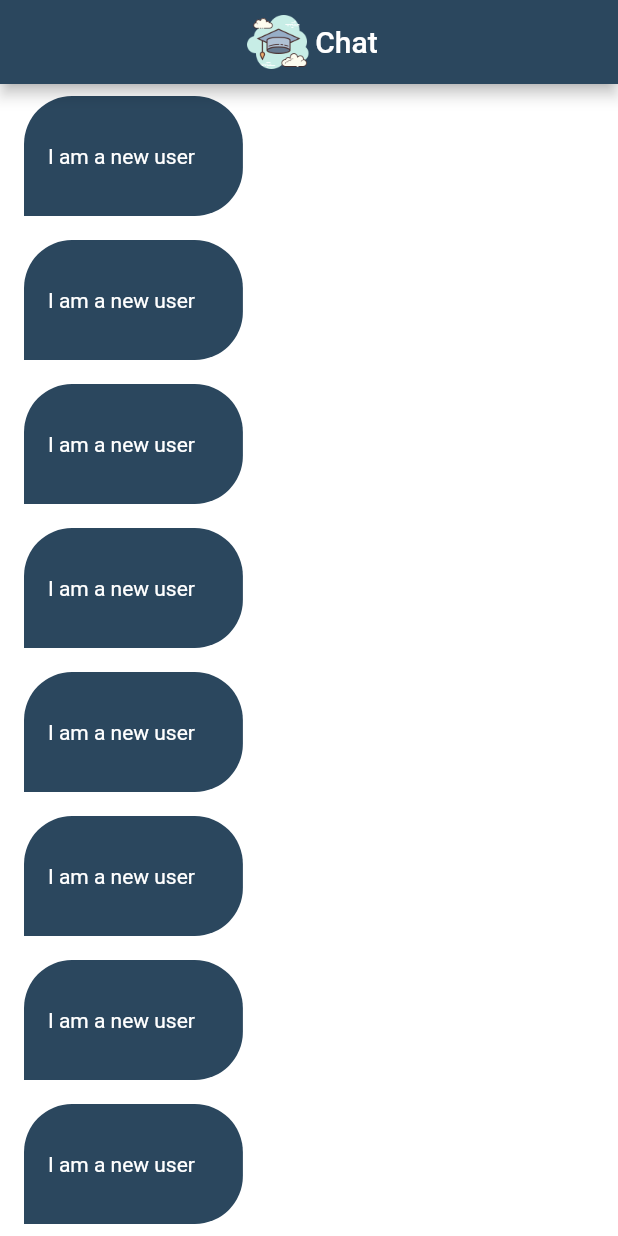
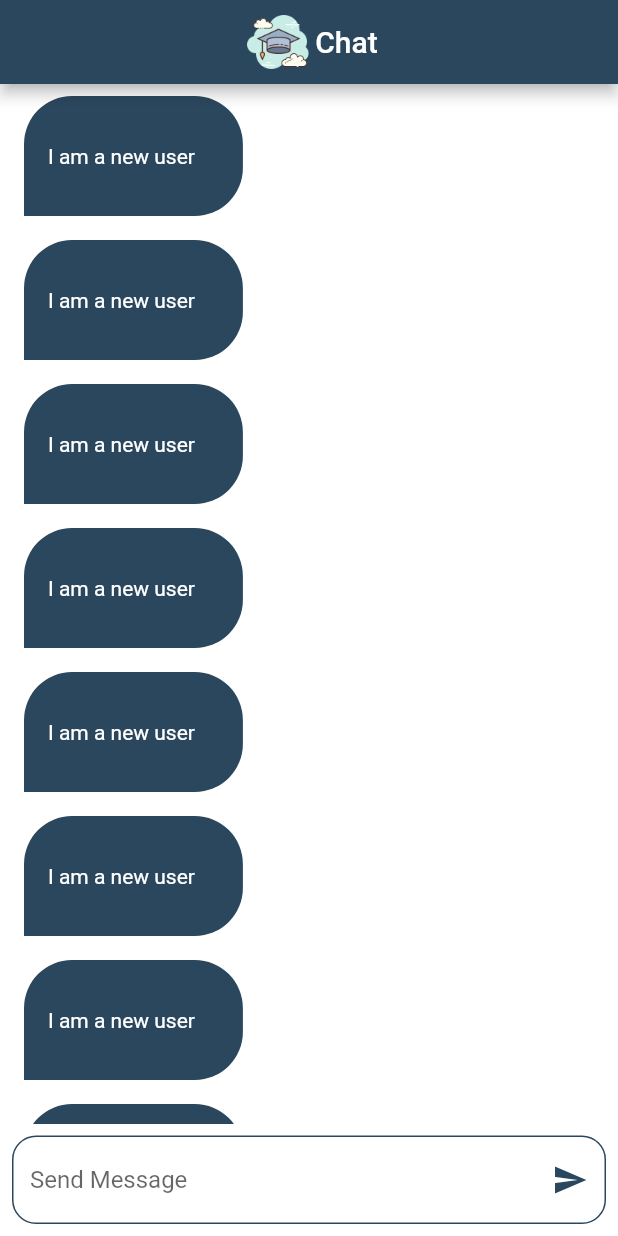
Before and after one commit to Fnmghaithi/scholar, a Flutter app: the ChatPage screen opened by its route, on a phone screen of 412 x 824 dp. Run offline on Flutter 3.47's test engine with Material 2 defaults, Android fonts, the phone set to English and light mode, and no system bars; our stand-ins replace firebase_auth, firebase_core, modal_progress_hud_nsn; accounts and stored records are empty.

Commit message:
Added TextField in Chat Page.

```diff
--- a/lib/pages/chat_page.dart
+++ b/lib/pages/chat_page.dart
@@ -26,8 +26,40 @@ class ChatPage extends StatelessWidget {
         centerTitle: true,
         automaticallyImplyLeading: false,
       ),
-      body: ListView.builder(
-        itemBuilder: (context, index) => ChatBubble(),
+      body: Column(
+        children: [
+          Expanded(
+            child: ListView.builder(
+              itemBuilder: (context, index) => ChatBubble(),
+            ),
+          ),
+          SafeArea(
+            child: Padding(
+              padding: const EdgeInsets.all(8.0),
+              child: TextField(
+                decoration: InputDecoration(
+                  hintText: 'Send Message',
+                  border: OutlineInputBorder(
+                    borderRadius: BorderRadius.circular(16.0),
+                    borderSide: const BorderSide(
+                      color: kPrimaryColor,
+                    ),
+                  ),
+                  enabledBorder: OutlineInputBorder(
+                    borderRadius: BorderRadius.circular(16.0),
+                    borderSide: const BorderSide(
+                      color: kPrimaryColor,
+                    ),
+                  ),
+                  suffixIcon: const Icon(
+                    Icons.send,
+                    color: kPrimaryColor,
+                  ),
+                ),
+              ),
+            ),
+          ),
+        ],
       ),
     );
   }
```
